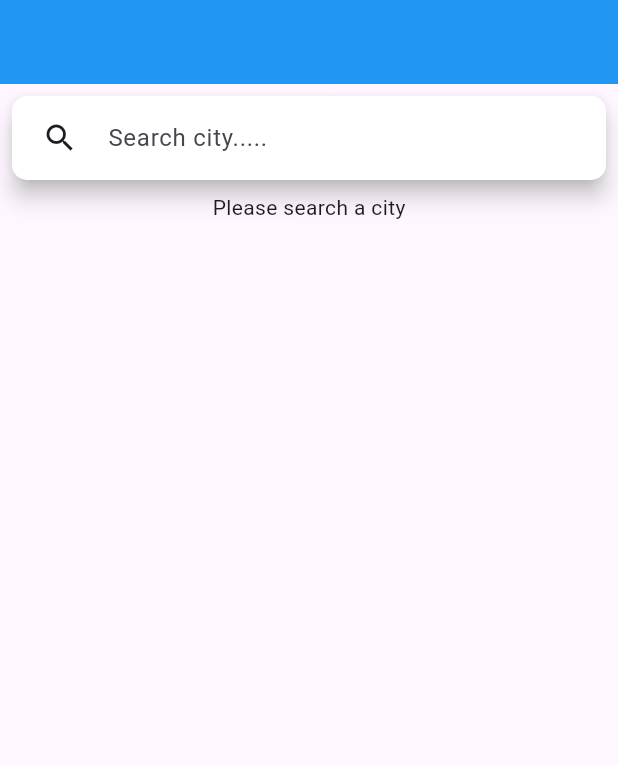
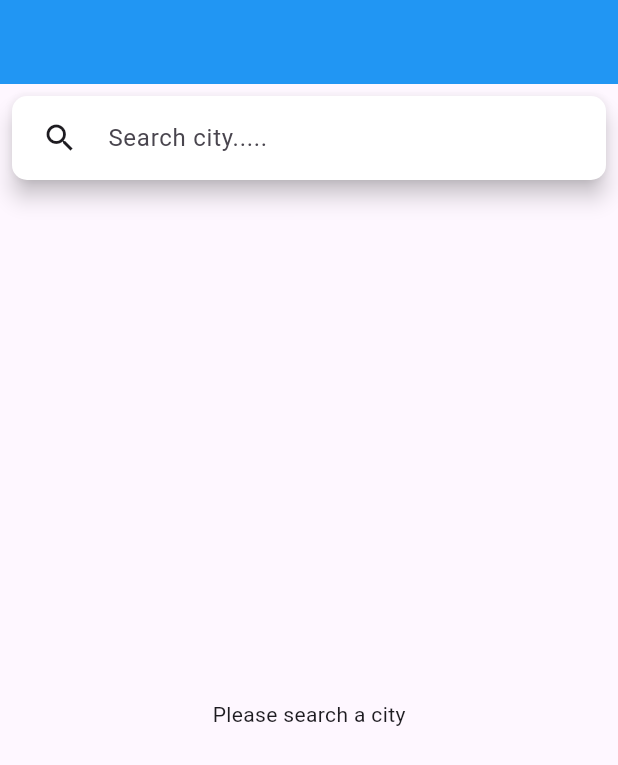
Before and after one commit to thanZaww/riverpod_weather_app, a Flutter app: the screen it shows after launch, on a phone screen of 412 x 824 dp. Shown: the top 765 px of the screen. Run offline on Flutter 3.47's test engine with Material 3 defaults, Android fonts, the phone set to English and light mode, and no system bars; our stand-ins replace dio, flutter_riverpod, go_router, retrofit; generated files the repository leaves out were written again.

Commit message:
Center modifie

```diff
--- a/lib/features/search_city/ui/city_search_screen.dart
+++ b/lib/features/search_city/ui/city_search_screen.dart
@@ -1,4 +1,5 @@
 import 'package:flutter/material.dart';
+import 'package:flutter/widgets.dart';
 import 'package:flutter_riverpod/flutter_riverpod.dart';
 import 'package:riverpod_weather_app/features/search_city/data/model/city_search_result.dart';
 import 'package:riverpod_weather_app/features/search_city/providers/city_search_provider.dart';
@@ -35,7 +36,8 @@ class CitySearchScreen extends ConsumerWidget {
               ),
             ),
           ),
-          _citySearchResultWidget(citySearchState),
+          Expanded(
+              child: Center(child: _citySearchResultWidget(citySearchState))),
         ],
       ),
     );
```
